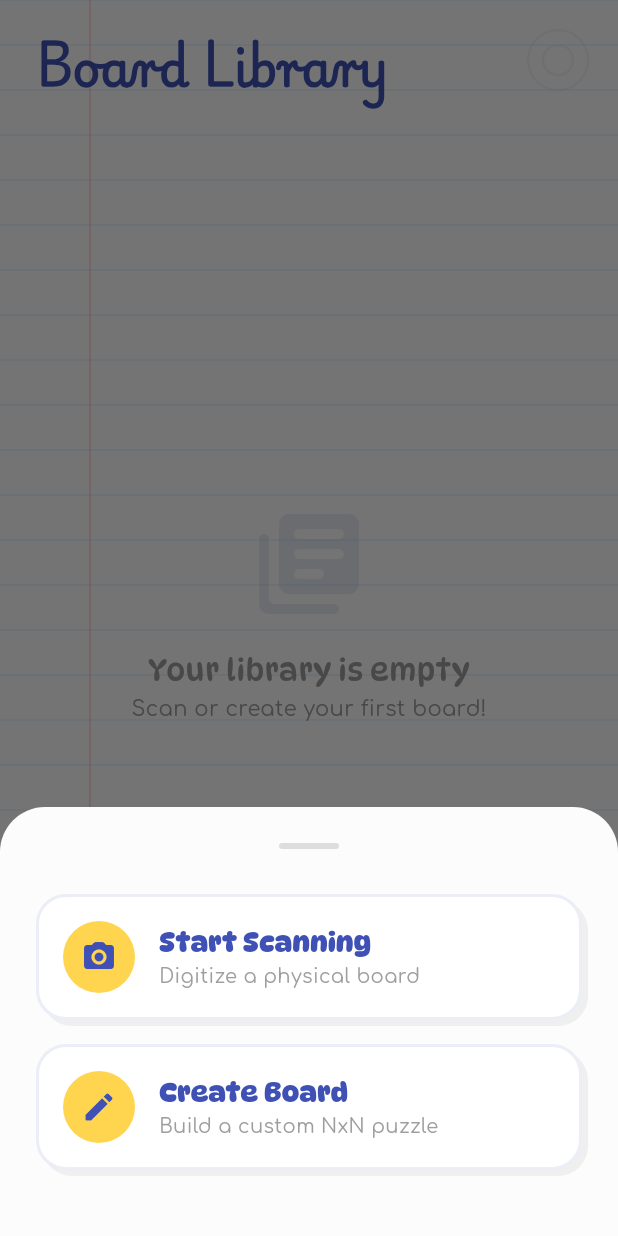
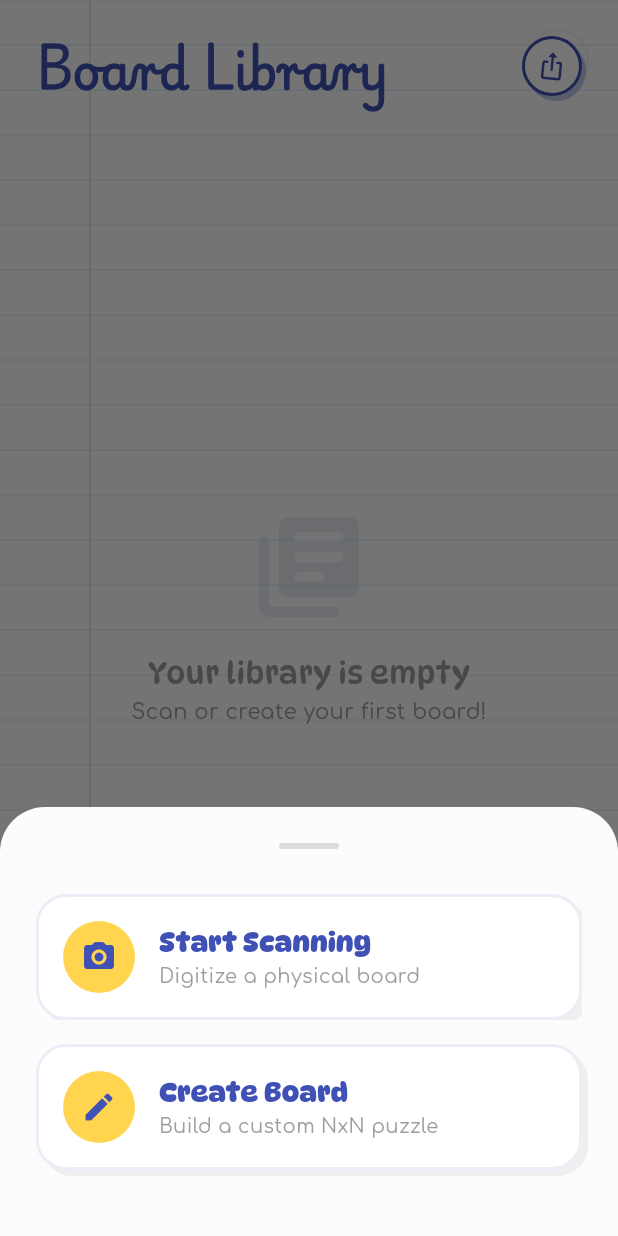
Before and after one commit to KavimugilRajasekar/N-Queens-Solver, a Flutter app: the SavedBoardsScreen screen opened directly with empty values, after a tap on "Add Board", on a phone screen of 412 x 824 dp. Run offline on Flutter 3.47's test engine with Material 3 defaults, Android fonts, the phone set to English and light mode, and no system bars; our stand-ins replace camera, lottie.

Commit message:
Added Export Icon.

```diff
--- a/lib/screens/saved_boards_screen.dart
+++ b/lib/screens/saved_boards_screen.dart
@@ -39,10 +39,12 @@ class _SavedBoardsScreenState extends State<SavedBoardsScreen> {
   }
 
   void _showAddOptions() {
+    bool showScanSubOptions = false;
     showModalBottomSheet(
       context: context,
       backgroundColor: Colors.transparent,
-      builder: (context) => Container(
+      builder: (context) => StatefulBuilder(
+        builder: (context, setSheetState) => Container(
           padding: const EdgeInsets.all(24),
           decoration: const BoxDecoration(
             color: AppColors.background,
@@ -53,15 +55,58 @@ class _SavedBoardsScreenState extends State<SavedBoardsScreen> {
             children: [
               Container(width: 40, height: 4, decoration: BoxDecoration(color: Colors.black12, borderRadius: BorderRadius.circular(2))),
               const SizedBox(height: 30),
-            _buildOptionCard(
+              // Dynamic Scanning Option
+              AnimatedCrossFade(
+                duration: const Duration(milliseconds: 300),
+                crossFadeState: showScanSubOptions ? CrossFadeState.showSecond : CrossFadeState.showFirst,
+                firstChild: _buildOptionCard(
                   icon: Icons.camera_alt_rounded,
                   title: 'Start Scanning',
                   subtitle: 'Digitize a physical board',
+                  onTap: () => setSheetState(() => showScanSubOptions = true),
+                ),
+                secondChild: Transform.rotate(
+                  angle: -0.01,
+                  child: Container(
+                    padding: const EdgeInsets.all(16),
+                    decoration: BoxDecoration(
+                      color: Colors.white,
+                      borderRadius: BorderRadius.circular(20),
+                      border: Border.all(color: AppColors.navyBlue.withOpacity(0.1), width: 2),
+                    ),
+                    child: Row(
+                      children: [
+                        Container(
+                          padding: const EdgeInsets.all(12),
+                          decoration: const BoxDecoration(color: AppColors.gold, shape: BoxShape.circle),
+                          child: const Icon(Icons.camera_alt_rounded, color: AppColors.navyBlue, size: 24),
+                        ),
+                        const SizedBox(width: 16),
+                        const Text('Scanning', style: TextStyle(fontFamily: 'DynaPuff', fontWeight: FontWeight.bold, fontSize: 18, color: AppColors.navyBlue)),
+                        const Spacer(),
+                        _buildMiniSubOption(
+                          icon: Icons.qr_code_scanner_rounded,
+                          label: 'QR',
+                          angle: 0.08,
+                          onTap: () {
+                            // TODO: Implement QR later
+                          },
+                        ),
+                        const SizedBox(width: 16),
+                        _buildMiniSubOption(
+                          icon: Icons.photo_camera_rounded,
+                          label: 'Camera',
+                          angle: -0.05,
                           onTap: () async {
                             Navigator.pop(context);
                             await Navigator.push(context, MaterialPageRoute(builder: (context) => CameraScreen(camera: widget.cameras.first)));
                             _refreshBoards();
                           },
+                        ),
+                      ],
+                    ),
+                  ),
+                ),
               ),
               const SizedBox(height: 16),
               _buildOptionCard(
@@ -75,6 +120,47 @@ class _SavedBoardsScreenState extends State<SavedBoardsScreen> {
                 },
               ),
               const SizedBox(height: 20),
+            ],
+          ),
+        ),
+      ),
+    );
+  }
+
+  Widget _buildMiniSubOption({required IconData icon, required String label, required VoidCallback onTap, double angle = 0.0}) {
+    return Transform.rotate(
+      angle: angle,
+      child: GestureDetector(
+        onTap: onTap,
+        child: Column(
+          mainAxisSize: MainAxisSize.min,
+          children: [
+            Container(
+              padding: const EdgeInsets.all(10),
+              decoration: BoxDecoration(
+                color: Colors.white,
+                borderRadius: BorderRadius.circular(12),
+                border: Border.all(color: AppColors.navyBlue, width: 2),
+                boxShadow: [
+                  BoxShadow(
+                    color: AppColors.navyBlue.withOpacity(0.2),
+                    offset: const Offset(4, 4),
+                    blurRadius: 0,
+                  )
+                ],
+              ),
+              child: Icon(icon, color: AppColors.navyBlue, size: 28),
+            ),
+            const SizedBox(height: 6),
+            Text(
+              label,
+              style: const TextStyle(
+                fontFamily: 'DynaPuff',
+                fontSize: 12,
+                fontWeight: FontWeight.bold,
+                color: AppColors.navyBlue
+              )
+            ),
           ],
         ),
       ),
@@ -127,7 +213,36 @@ class _SavedBoardsScreenState extends State<SavedBoardsScreen> {
               children: [
                 Padding(
                   padding: const EdgeInsets.all(24.0),
-                  child: Text('Board Library', style: Theme.of(context).textTheme.displayLarge?.copyWith(fontSize: 32)),
+                  child: Row(
+                    mainAxisAlignment: MainAxisAlignment.spaceBetween,
+                    children: [
+                      Text('Board Library', style: Theme.of(context).textTheme.displayLarge?.copyWith(fontSize: 32)),
+                      Transform.rotate(
+                        angle: 0.1,
+                        child: GestureDetector(
+                          onTap: () {
+                            // TODO: Implement Export logic
+                          },
+                          child: Container(
+                            padding: const EdgeInsets.all(8),
+                            decoration: BoxDecoration(
+                              color: Colors.white,
+                              shape: BoxShape.circle,
+                              border: Border.all(color: AppColors.navyBlue, width: 2),
+                              boxShadow: [
+                                BoxShadow(
+                                  color: AppColors.navyBlue.withOpacity(0.3),
+                                  offset: const Offset(3, 3),
+                                  blurRadius: 0,
+                                )
+                              ],
+                            ),
+                            child: const Icon(Icons.ios_share_rounded, color: AppColors.navyBlue, size: 20),
+                          ),
+                        ),
+                      ),
+                    ],
+                  ),
                 ),
                 Expanded(
                   child: _isLoading
```
Lines whose indentation alone changed are shown as unchanged.
